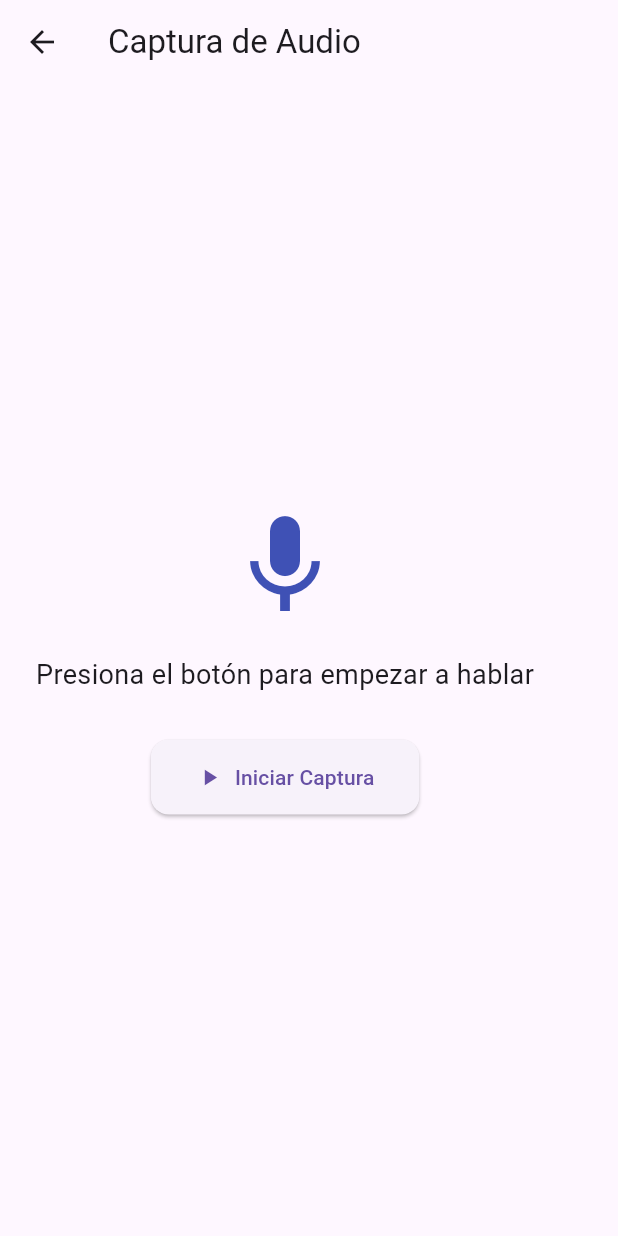
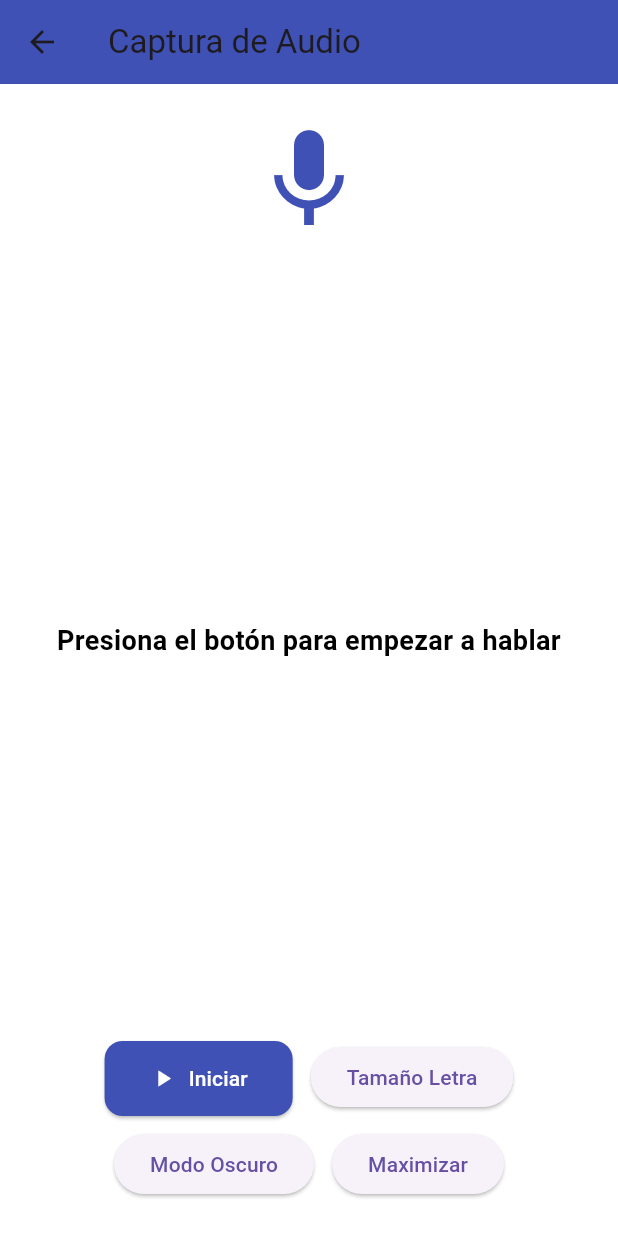
Before and after one commit to KorlantWar/AppDeSubconML, a Flutter app: the screen it shows after launch, after a tap on "Ingresar", on a phone screen of 412 x 824 dp. Run offline on Flutter 3.47's test engine with Material 3 defaults, Android fonts, the phone set to English and light mode, and no system bars; our stand-ins replace speech_to_text.

Commit message:
Se agrega PMV-3 completo

```diff
--- a/lib/main.dart
+++ b/lib/main.dart
@@ -32,13 +32,15 @@ class LoginScreen extends StatelessWidget {
           child: Column(
             mainAxisAlignment: MainAxisAlignment.center,
             children: [
+              Image.asset('assets/logo.png', height: 100),
+              const SizedBox(height: 20),
               const Text(
-                'Bienvenido',
+                'BIENVENIDO USUARIO',
                 style: TextStyle(fontSize: 32, fontWeight: FontWeight.bold),
               ),
               const SizedBox(height: 20),
               const Text(
-                'Inicia sesión para usar el subtitulaje en tiempo real',
+                'Inicia sesión para subtitular en tiempo real',
                 textAlign: TextAlign.center,
                 style: TextStyle(fontSize: 16),
               ),
@@ -102,6 +104,10 @@ class _AudioCaptureScreenState extends State<AudioCaptureScreen> {
   bool _isListening = false;
   String _recognizedText = 'Presiona el botón para empezar a hablar';
 
+  double _fontSize = 18.0;
+  bool _isFullScreen = false;
+  bool _highContrast = false;
+
   @override
   void initState() {
     super.initState();
@@ -110,8 +116,12 @@ class _AudioCaptureScreenState extends State<AudioCaptureScreen> {
 
   void _startListening() async {
     bool available = await _speech.initialize(
-      // onStatus: (val) => print('Status: $val'),
-      // onError: (val) => print('Error: $val'),
+      onStatus: (val) {
+        if (val == "done" && _isListening) {
+          _speech.stop();
+          _startListening();
+        }
+      },
     );
     if (available) {
       setState(() => _isListening = true);
@@ -120,10 +130,9 @@ class _AudioCaptureScreenState extends State<AudioCaptureScreen> {
             (val) => setState(() {
               _recognizedText = val.recognizedWords;
             }),
+        localeId: "es_PE",
+        listenMode: stt.ListenMode.dictation,
       );
-    } else {
-      setState(() => _isListening = false);
-      _speech.stop();
     }
   }
 
@@ -134,26 +143,62 @@ class _AudioCaptureScreenState extends State<AudioCaptureScreen> {
 
   @override
   Widget build(BuildContext context) {
+    final backgroundColor = _highContrast ? Colors.black : Colors.white;
+    final textColor = _highContrast ? Colors.yellow : Colors.black;
+
     return Scaffold(
-      appBar: AppBar(title: const Text('Captura de Audio')),
-      body: Padding(
+      backgroundColor: backgroundColor,
+      appBar:
+          _isFullScreen
+              ? null
+              : AppBar(
+                title: const Text('Captura de Audio'),
+                backgroundColor: Colors.indigo,
+              ),
+      body: SafeArea(
+        child: Container(
+          width: double.infinity,
+          height: double.infinity,
           padding: const EdgeInsets.all(24.0),
           child: Column(
             mainAxisAlignment: MainAxisAlignment.center,
             children: [
-            const Icon(Icons.mic, size: 80, color: Colors.indigo),
+              Icon(
+                Icons.mic,
+                size: 80,
+                color: _highContrast ? Colors.yellow : Colors.indigo,
+              ),
               const SizedBox(height: 20),
-            Text(
+              Expanded(
+                child: Center(
+                  child: SingleChildScrollView(
+                    child: Text(
                       _recognizedText,
                       textAlign: TextAlign.center,
-              style: const TextStyle(fontSize: 18),
+                      style: TextStyle(
+                        fontSize: _fontSize,
+                        color: textColor,
+                        fontWeight: FontWeight.bold,
                       ),
-            const SizedBox(height: 30),
+                    ),
+                  ),
+                ),
+              ),
+              const SizedBox(height: 20),
+              Wrap(
+                alignment: WrapAlignment.center,
+                spacing: 12,
+                runSpacing: 8,
+                children: [
                   ElevatedButton.icon(
                     onPressed: _isListening ? _stopListening : _startListening,
                     icon: Icon(_isListening ? Icons.stop : Icons.play_arrow),
-              label: Text(_isListening ? 'Detener' : 'Iniciar Captura'),
+                    label: Text(_isListening ? 'Detener' : 'Iniciar'),
                     style: ElevatedButton.styleFrom(
+                      backgroundColor:
+                          _highContrast ? Colors.yellow : Colors.indigo,
+                      foregroundColor:
+                          _highContrast ? Colors.black : Colors.white,
                       padding: const EdgeInsets.symmetric(
                         horizontal: 30,
                         vertical: 15,
@@ -163,7 +208,34 @@ class _AudioCaptureScreenState extends State<AudioCaptureScreen> {
                       ),
                     ),
                   ),
+                  ElevatedButton(
+                    onPressed: () {
+                      setState(() {
+                        _fontSize = _fontSize == 18.0 ? 24.0 : 18.0;
+                      });
+                    },
+                    child: const Text('Tamaño Letra'),
+                  ),
+                  ElevatedButton(
+                    onPressed: () {
+                      setState(() {
+                        _highContrast = !_highContrast;
+                      });
+                    },
+                    child: Text(_highContrast ? 'Modo Claro' : 'Modo Oscuro'),
+                  ),
+                  ElevatedButton(
+                    onPressed: () {
+                      setState(() {
+                        _isFullScreen = !_isFullScreen;
+                      });
+                    },
+                    child: Text(_isFullScreen ? 'Minimizar' : 'Maximizar'),
+                  ),
                 ],
+              ),
+            ],
+          ),
         ),
       ),
     );
```
Also changed, not shown: pubspec.yaml (+8 -0 lines), assets/logo.png (added), pubspec.lock, 1 other file. Lines whose indentation alone changed are shown as unchanged.
